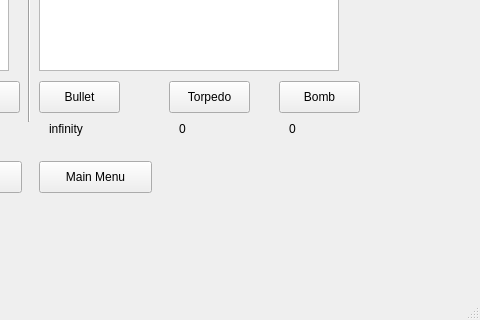
Oceanestars/BattleshipQt, file finalproject/mainwindow.ui: the form before one commit; both pictures show x 421 to 901 and y 299 to 619 of the 901 by 619 pixel window.
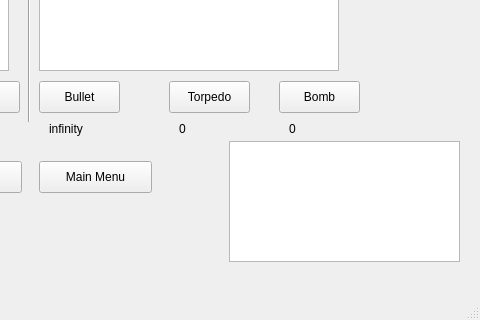
The form after the commit.

Commit message: Disabled buttons

The edit to the form file:
```diff
--- a/finalproject/mainwindow.ui
+++ b/finalproject/mainwindow.ui
@@ -418,6 +418,19 @@
      <string>Done</string>
     </property>
    </widget>
+   <widget class="QGraphicsView" name="scorebar">
+    <property name="enabled">
+     <bool>true</bool>
+    </property>
+    <property name="geometry">
+     <rect>
+      <x>650</x>
+      <y>440</y>
+      <width>231</width>
+      <height>121</height>
+     </rect>
+    </property>
+   </widget>
   </widget>
   <widget class="QMenuBar" name="menubar">
    <property name="geometry">
```
The commit also changes 2 other files.
